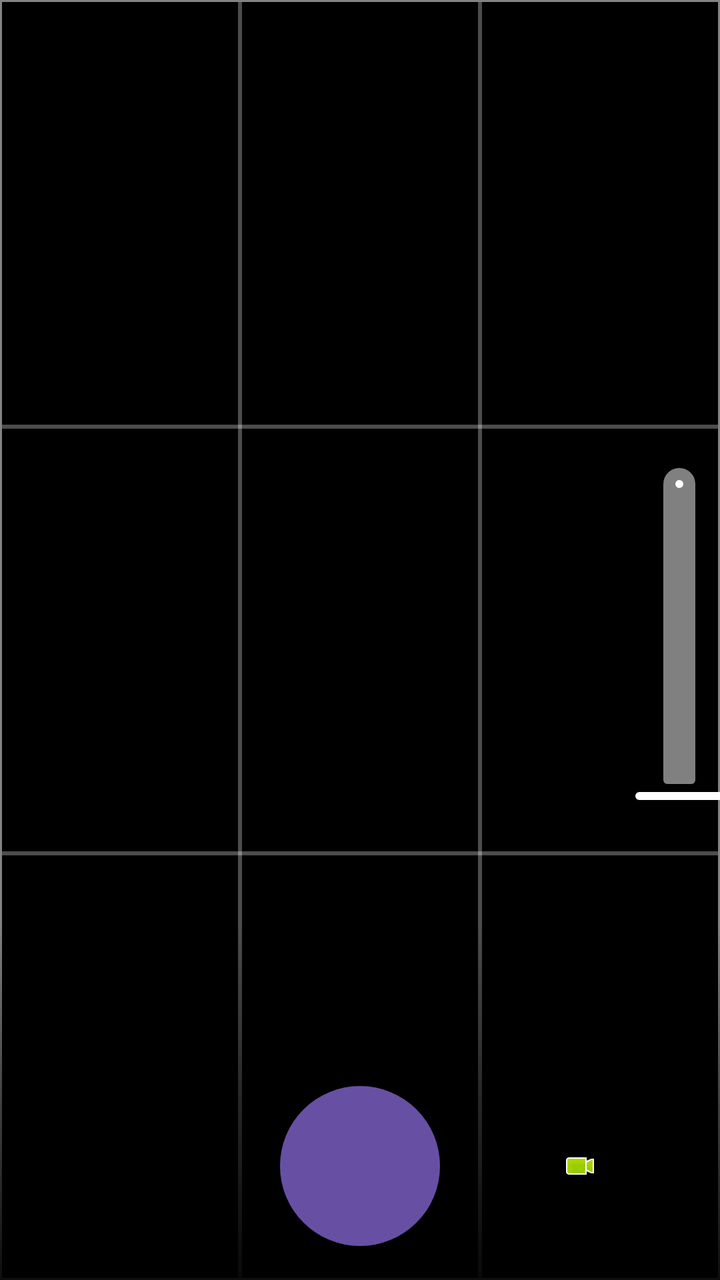
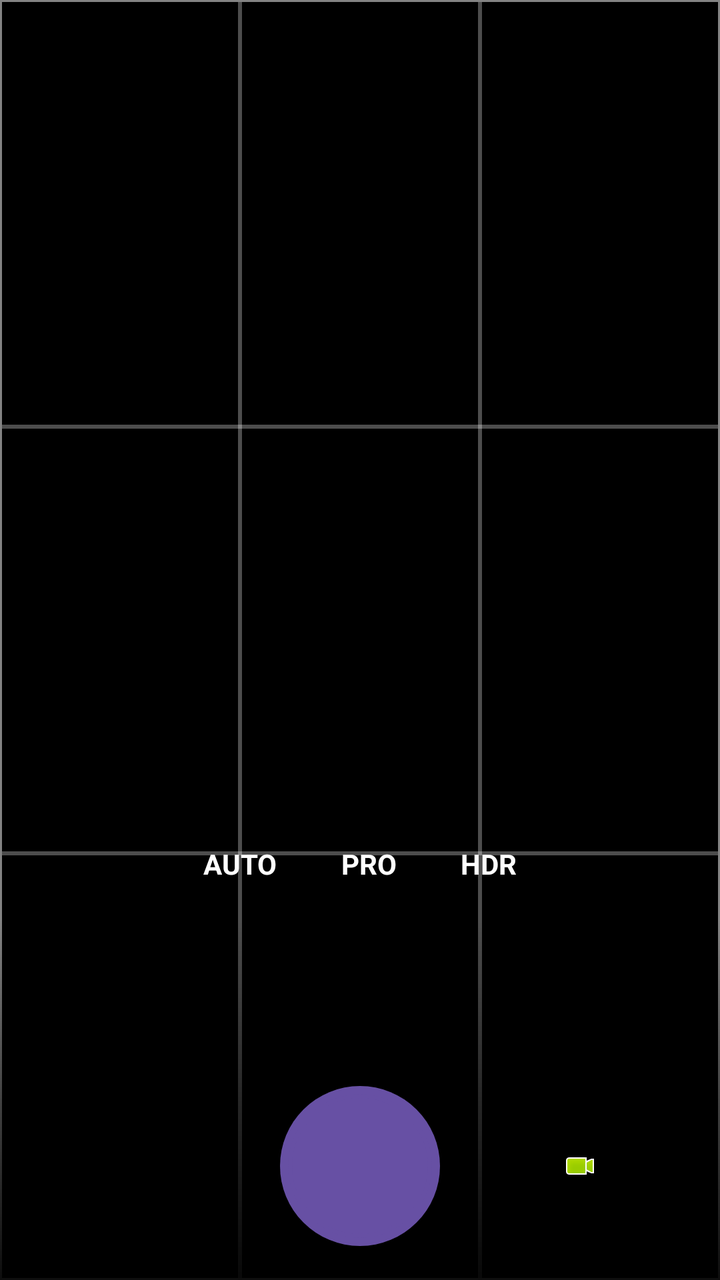

An Android layout rendered at two revisions. The XML below is the earlier revision; the diff shows what the commit changed to produce the second picture.
<!-- AndroidManifest.xml: application theme Theme.TelescopeApp -->
<!-- res/layout/activity_main.xml -->
<?xml version="1.0" encoding="utf-8"?>
<androidx.constraintlayout.widget.ConstraintLayout
    xmlns:android="http://schemas.android.com/apk/res/android"
    xmlns:app="http://schemas.android.com/apk/res-auto"
    xmlns:tools="http://schemas.android.com/tools"
    android:layout_width="match_parent"
    android:layout_height="match_parent"
    android:background="#000000"
    tools:context=".MainActivity">

    <TextureView
        android:id="@+id/viewFinder"
        android:layout_width="match_parent"
        android:layout_height="match_parent"
        app:layout_constraintBottom_toBottomOf="parent"
        app:layout_constraintEnd_toEndOf="parent"
        app:layout_constraintStart_toStartOf="parent"
        app:layout_constraintTop_toTopOf="parent" />

    <View
        android:id="@+id/flash_overlay"
        android:layout_width="match_parent"
        android:layout_height="match_parent"
        android:background="#B3FFFFFF"
        android:visibility="gone"
        android:elevation="10dp" />

    
    <LinearLayout
        android:layout_width="match_parent"
        android:layout_height="match_parent"
        android:orientation="vertical"
        android:weightSum="3"
        app:layout_constraintTop_toTopOf="parent"
        app:layout_constraintBottom_toBottomOf="parent">
        <View android:layout_width="match_parent" android:layout_height="0dp" android:layout_weight="1" android:background="@drawable/grid_box" />
        <View android:layout_width="match_parent" android:layout_height="0dp" android:layout_weight="1" android:background="@drawable/grid_box" />
        <View android:layout_width="match_parent" android:layout_height="0dp" android:layout_weight="1" android:background="@drawable/grid_box" />
    </LinearLayout>
    
    <LinearLayout
        android:layout_width="match_parent"
        android:layout_height="match_parent"
        android:orientation="horizontal"
        android:weightSum="3"
        app:layout_constraintStart_toStartOf="parent"
        app:layout_constraintEnd_toEndOf="parent">
        <View android:layout_width="0dp" android:layout_height="match_parent" android:layout_weight="1" android:background="@drawable/grid_box" />
        <View android:layout_width="0dp" android:layout_height="match_parent" android:layout_weight="1" android:background="@drawable/grid_box" />
        <View android:layout_width="0dp" android:layout_height="match_parent" android:layout_weight="1" android:background="@drawable/grid_box" />
    </LinearLayout>

    
    <androidx.constraintlayout.widget.ConstraintLayout
        android:layout_width="match_parent"
        android:layout_height="180dp"
        android:background="@drawable/bg_control_bar"
        app:layout_constraintBottom_toBottomOf="parent"
        app:layout_constraintStart_toStartOf="parent"
        app:layout_constraintEnd_toEndOf="parent">

        
        <HorizontalScrollView
            android:id="@+id/zoom_scroll_view"
            android:layout_width="wrap_content"
            android:layout_height="50dp"
            android:layout_marginTop="16dp"
            android:scrollbars="none"
            app:layout_constraintTop_toTopOf="parent"
            app:layout_constraintEnd_toEndOf="parent"
            app:layout_constraintStart_toStartOf="parent">

            <LinearLayout
                android:id="@+id/zoom_layout"
                android:layout_width="wrap_content"
                android:layout_height="match_parent"
                android:orientation="horizontal"
                android:paddingStart="16dp"
                android:paddingEnd="16dp"
                android:gravity="center_vertical" />
        </HorizontalScrollView>

        <Button
            android:id="@+id/image_capture_button"
            android:layout_width="80dp"
            android:layout_height="80dp"
            android:background="@drawable/bg_shutter_button"
            android:elevation="4dp"
            app:layout_constraintBottom_toBottomOf="parent"
            app:layout_constraintTop_toBottomOf="@id/zoom_scroll_view"
            app:layout_constraintStart_toStartOf="parent"
            app:layout_constraintEnd_toEndOf="parent" />

        <ImageView
            android:id="@+id/thumbnail_view"
            android:layout_width="48dp"
            android:layout_height="48dp"
            android:background="?selectableItemBackgroundBorderless"
            android:scaleType="centerCrop"
            android:layout_marginEnd="24dp"
            app:layout_constraintBottom_toBottomOf="@id/image_capture_button"
            app:layout_constraintTop_toTopOf="@id/image_capture_button"
            app:layout_constraintEnd_toStartOf="@id/image_capture_button" />

        <ImageButton
            android:id="@+id/video_capture_button"
            android:layout_width="48dp"
            android:layout_height="48dp"
            android:background="?selectableItemBackgroundBorderless"
            android:src="@android:drawable/presence_video_online"
            android:scaleType="centerInside"
            app:layout_constraintBottom_toBottomOf="@id/image_capture_button"
            app:layout_constraintTop_toTopOf="@id/image_capture_button"
            app:layout_constraintStart_toEndOf="@id/image_capture_button"
            app:layout_constraintEnd_toEndOf="parent" />
            
    </androidx.constraintlayout.widget.ConstraintLayout>

    
    <com.google.android.material.slider.Slider
        android:id="@+id/focus_slider"
        android:layout_width="200dp"
        android:layout_height="wrap_content"
        android:layout_marginEnd="-80dp"
        android:rotation="270"
        android:valueFrom="0.0"
        android:valueTo="10.0"
        app:tickVisible="false"
        app:thumbColor="#FFFFFF"
        app:trackColorActive="#FFFFFF"
        app:trackColorInactive="#80FFFFFF"
        app:layout_constraintBottom_toBottomOf="parent"
        app:layout_constraintEnd_toEndOf="parent"
        app:layout_constraintTop_toTopOf="parent" />

</androidx.constraintlayout.widget.ConstraintLayout>
<!-- resources referenced by this layout -->
<resources>
  <!-- drawable bg_control_bar (drawable) -->
  <?xml version="1.0" encoding="utf-8"?>
  <shape xmlns:android="http://schemas.android.com/apk/res/android">
      <gradient
          android:angle="90"
          android:startColor="#E6000000"
          android:centerColor="#80000000"
          android:endColor="#00000000" />
  </shape>
  <!-- drawable bg_shutter_button (drawable) -->
  <?xml version="1.0" encoding="utf-8"?>
  <layer-list xmlns:android="http://schemas.android.com/apk/res/android">
      <item>
          <shape android:shape="oval">
              <solid android:color="#FFFFFF" />
              <size android:width="70dp" android:height="70dp"/>
          </shape>
      </item>
      <item android:bottom="4dp" android:left="4dp" android:right="4dp" android:top="4dp">
          <shape android:shape="oval">
              <stroke android:width="2dp" android:color="#000000" />
              <solid android:color="#FFFFFF" />
          </shape>
      </item>
  </layer-list>
  <!-- drawable grid_box (drawable) -->
  <?xml version="1.0" encoding="utf-8"?>
  <shape xmlns:android="http://schemas.android.com/apk/res/android">
      <stroke android:width="1dp" android:color="#4DFFFFFF" />
      <solid android:color="@android:color/transparent" />
  </shape>
  <style name="Theme.TelescopeApp" parent="Base.Theme.TelescopeApp" />
  <style name="Base.Theme.TelescopeApp" parent="Theme.Material3.DayNight.NoActionBar">
          
      </style>
</resources>

<!-- the commit's change to res/layout/activity_main.xml (unified diff, before → after) -->
@@ -26,6 +26,34 @@
         android:elevation="10dp" />
 
     
+    <com.example.telescopeapp.HistogramView
+        android:id="@+id/histogram_view"
+        android:layout_width="120dp"
+        android:layout_height="80dp"
+        android:layout_marginTop="32dp"
+        android:layout_marginStart="16dp"
+        android:visibility="gone"
+        app:layout_constraintTop_toTopOf="parent"
+        app:layout_constraintStart_toStartOf="parent" />
+
+    
+    <TextView
+        android:id="@+id/histogram_toggle_button"
+        android:layout_width="wrap_content"
+        android:layout_height="wrap_content"
+        android:layout_marginTop="32dp"
+        android:layout_marginEnd="16dp"
+        android:text="HIST"
+        android:textColor="#000000"
+        android:textSize="14sp"
+        android:textStyle="bold"
+        android:padding="8dp"
+        android:background="@drawable/bg_pill_button_active"
+        android:visibility="gone"
+        app:layout_constraintTop_toTopOf="parent"
+        app:layout_constraintEnd_toEndOf="parent" />
+
+    
     <LinearLayout
         android:layout_width="match_parent"
         android:layout_height="match_parent"
@@ -51,7 +79,163 @@
     </LinearLayout>
 
     
+    <LinearLayout
+        android:id="@+id/parameter_control_panel"
+        android:layout_width="match_parent"
+        android:layout_height="wrap_content"
+        android:layout_marginBottom="8dp"
+        android:orientation="vertical"
+        android:visibility="gone"
+        android:background="#80000000"
+        app:layout_constraintBottom_toTopOf="@+id/parameter_scroll_view"
+        app:layout_constraintEnd_toEndOf="parent"
+        app:layout_constraintStart_toStartOf="parent">
+
+        
+        <TextView
+            android:id="@+id/parameter_value_text"
+            android:layout_width="wrap_content"
+            android:layout_height="wrap_content"
+            android:layout_gravity="center_horizontal"
+            android:padding="8dp"
+            android:text="AUTO"
+            android:textColor="#FFD700"
+            android:textSize="16sp"
+            android:textStyle="bold"
+            android:background="?selectableItemBackground" />
+
+        
+        <LinearLayout
+            android:layout_width="match_parent"
+            android:layout_height="wrap_content"
+            android:orientation="horizontal"
+            android:gravity="center_vertical"
+            android:paddingStart="16dp"
+            android:paddingEnd="16dp">
+
+            <TextView
+                android:id="@+id/btn_param_minus"
+                android:layout_width="40dp"
+                android:layout_height="40dp"
+                android:gravity="center"
+                android:text="-"
+                android:textColor="#FFFFFF"
+                android:textSize="24sp"
+                android:textStyle="bold"
+                android:background="?selectableItemBackgroundBorderless" />
+
+            <com.google.android.material.slider.Slider
+                android:id="@+id/parameter_slider"
+                android:layout_width="0dp"
+                android:layout_height="wrap_content"
+                android:layout_weight="1"
+                app:tickVisible="false"
+                app:thumbColor="#FFFFFF"
+                app:trackColorActive="#FFFFFF"
+                app:trackColorInactive="#80FFFFFF" />
+
+            <TextView
+                android:id="@+id/btn_param_plus"
+                android:layout_width="40dp"
+                android:layout_height="40dp"
+                android:gravity="center"
+                android:text="+"
+                android:textColor="#FFFFFF"
+                android:textSize="20sp"
+                android:textStyle="bold"
+                android:background="?selectableItemBackgroundBorderless" />
+        </LinearLayout>
+
+        
+        <HorizontalScrollView
+            android:layout_width="match_parent"
+            android:layout_height="40dp"
+            android:scrollbars="none">
+            <LinearLayout
+                android:id="@+id/preset_layout"
+                android:layout_width="wrap_content"
+                android:layout_height="match_parent"
+                android:orientation="horizontal"
+                android:paddingStart="16dp"
+                android:paddingEnd="16dp"
+                android:gravity="center_vertical" />
+        </HorizontalScrollView>
+    </LinearLayout>
+
+    
+    <HorizontalScrollView
+        android:id="@+id/parameter_scroll_view"
+        android:layout_width="wrap_content"
+        android:layout_height="40dp"
+        android:layout_marginBottom="8dp"
+        android:scrollbars="none"
+        android:visibility="gone"
+        app:layout_constraintBottom_toTopOf="@+id/mode_layout"
+        app:layout_constraintEnd_toEndOf="parent"
+        app:layout_constraintStart_toStartOf="parent">
+
+        <LinearLayout
+            android:id="@+id/parameter_layout"
+            android:layout_width="wrap_content"
+            android:layout_height="match_parent"
+            android:orientation="horizontal"
+            android:paddingStart="16dp"
+            android:paddingEnd="16dp"
+            android:gravity="center_vertical" />
+    </HorizontalScrollView>
+
+    
+    <LinearLayout
+        android:id="@+id/mode_layout"
+        android:layout_width="wrap_content"
+        android:layout_height="40dp"
+        android:layout_marginBottom="8dp"
+        android:orientation="horizontal"
+        android:gravity="center_vertical"
+        app:layout_constraintBottom_toTopOf="@+id/bottom_control_bar"
+        app:layout_constraintEnd_toEndOf="parent"
+        app:layout_constraintStart_toStartOf="parent">
+
+        <TextView
+            android:id="@+id/mode_auto"
+            android:layout_width="wrap_content"
+            android:layout_height="match_parent"
+            android:gravity="center"
+            android:paddingStart="16dp"
+            android:paddingEnd="16dp"
+            android:text="AUTO"
+            android:textColor="#FFFFFF"
+            android:textSize="14sp"
+            android:textStyle="bold" />
+
+        <TextView
+            android:id="@+id/mode_manual"
+            android:layout_width="wrap_content"
+            android:layout_height="match_parent"
+            android:gravity="center"
+            android:paddingStart="16dp"
+            android:paddingEnd="16dp"
+            android:text="PRO"
+            android:textColor="#FFFFFF"
+            android:textSize="14sp"
+            android:textStyle="bold" />
+
+        <TextView
+            android:id="@+id/mode_hdr"
+            android:layout_width="wrap_content"
+            android:layout_height="match_parent"
+            android:gravity="center"
+            android:paddingStart="16dp"
+            android:paddingEnd="16dp"
+            android:text="HDR"
+            android:textColor="#FFFFFF"
+            android:textSize="14sp"
+            android:textStyle="bold" />
+    </LinearLayout>
+
+    
     <androidx.constraintlayout.widget.ConstraintLayout
+        android:id="@+id/bottom_control_bar"
         android:layout_width="match_parent"
         android:layout_height="180dp"
         android:background="@drawable/bg_control_bar"
@@ -116,21 +300,6 @@
             
     </androidx.constraintlayout.widget.ConstraintLayout>
 
-    
-    <com.google.android.material.slider.Slider
-        android:id="@+id/focus_slider"
-        android:layout_width="200dp"
-        android:layout_height="wrap_content"
-        android:layout_marginEnd="-80dp"
-        android:rotation="270"
-        android:valueFrom="0.0"
-        android:valueTo="10.0"
-        app:tickVisible="false"
-        app:thumbColor="#FFFFFF"
-        app:trackColorActive="#FFFFFF"
-        app:trackColorInactive="#80FFFFFF"
-        app:layout_constraintBottom_toBottomOf="parent"
-        app:layout_constraintEnd_toEndOf="parent"
-        app:layout_constraintTop_toTopOf="parent" />
+
 
 </androidx.constraintlayout.widget.ConstraintLayout>
<!-- resource entries referenced after the edit -->
@@ -8,6 +8,12 @@
           android:startColor="#E6000000"
           android:centerColor="#80000000"
           android:endColor="#00000000" />
+  </shape>
+  <!-- drawable bg_pill_button_active (drawable) -->
+  <?xml version="1.0" encoding="utf-8"?>
+  <shape xmlns:android="http://schemas.android.com/apk/res/android">
+      <solid android:color="#FFF1D0" /> 
+      <corners android:radius="24dp" />
   </shape>
   <!-- drawable bg_shutter_button (drawable) -->
   <?xml version="1.0" encoding="utf-8"?>
